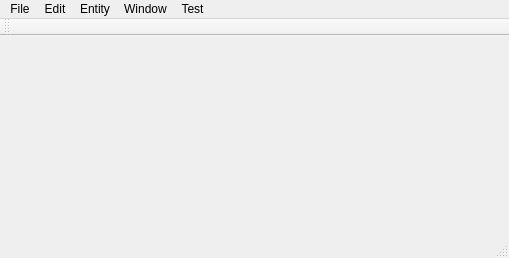
Before: the Qt Designer form editor/src/mainwindow.ui in gameraccoon/hide-and-seek, drawn with Qt 5.
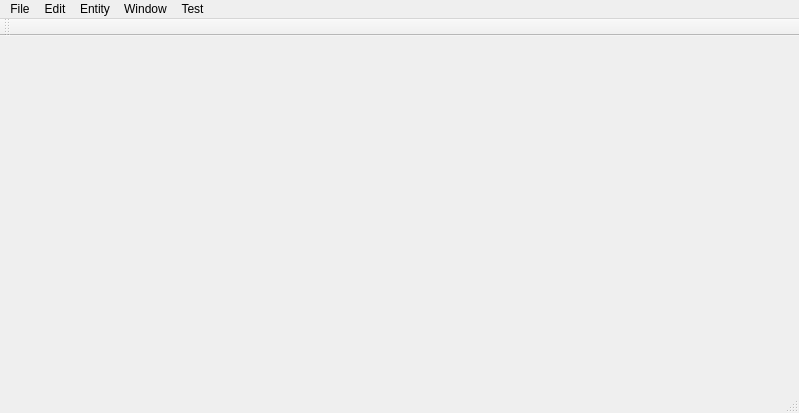
After: the same form once the commit is applied.

```diff
--- a/editor/src/mainwindow.ui
+++ b/editor/src/mainwindow.ui
@@ -6,8 +6,8 @@
    <rect>
     <x>0</x>
     <y>0</y>
-    <width>509</width>
-    <height>258</height>
+    <width>799</width>
+    <height>413</height>
    </rect>
   </property>
   <property name="windowTitle">
@@ -27,7 +27,7 @@
     <rect>
      <x>0</x>
      <y>0</y>
-     <width>509</width>
+     <width>799</width>
      <height>27</height>
     </rect>
    </property>
```
Left out of the diff: 5 changed lines with no effect on the pictures.
